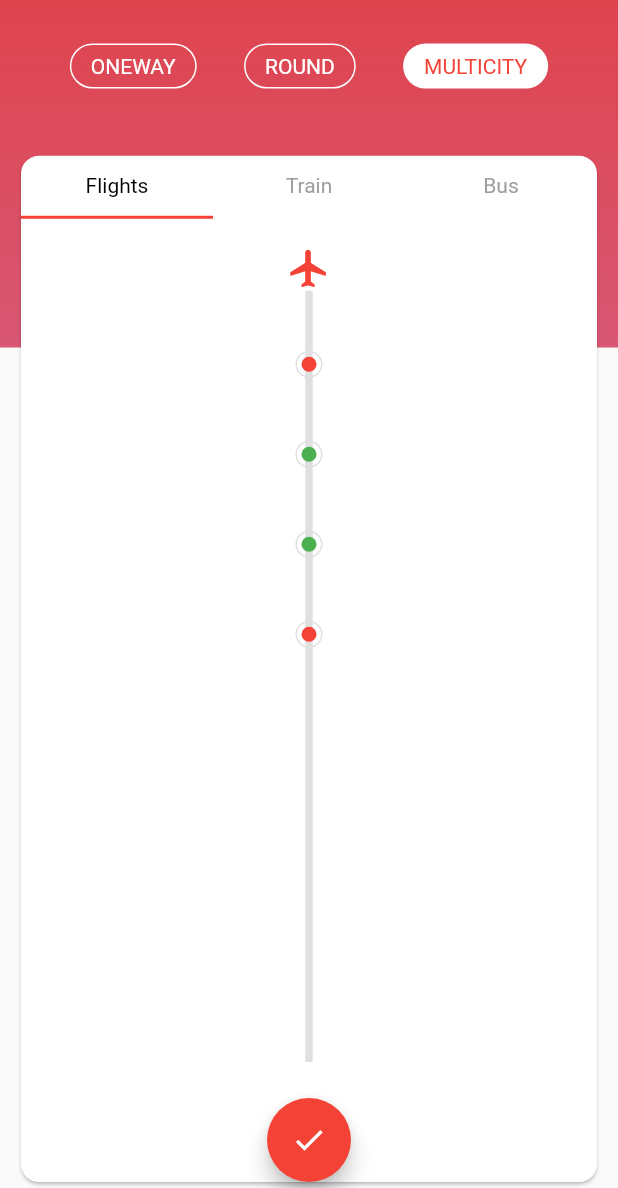
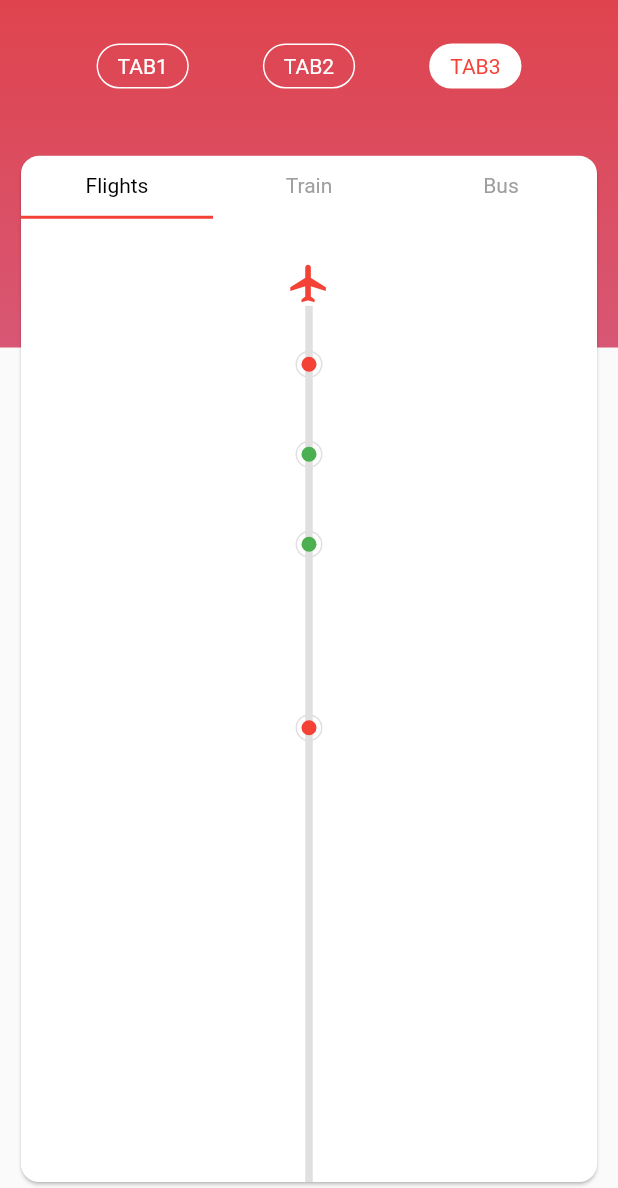
Before and after one commit to nikiforosper/flutter_challenges, a Flutter app: the MainFlightApp screen opened directly, after a tap on the "multiline chart" icon, on a phone screen of 412 x 824 dp, the part 48-1236 px from its top. Run offline on Flutter 3.47's test engine with Material 2 defaults, Android fonts, the phone set to English and light mode, and no system bars; our stand-ins replace flutter_map, latlong2.

Commit message:
initialize flight app and android 12

```diff
--- a/lib/flight_app/main_flight_app.dart
+++ b/lib/flight_app/main_flight_app.dart
@@ -64,13 +64,13 @@ class _MainFlightAppState extends State<MainFlightApp> {
                         mainAxisAlignment: MainAxisAlignment.spaceEvenly,
                         children: const [
                           HeaderButton(
-                            title: "OneWay",
+                            title: "Tab1",
                           ),
                           HeaderButton(
-                            title: "Round",
+                            title: "Tab2",
                           ),
                           HeaderButton(
-                            title: "Multicity",
+                            title: "Tab3",
                             isSelected: true,
                           ),
                         ],
--- a/lib/flight_app/widgets/timeline/flight_timeline.dart
+++ b/lib/flight_app/widgets/timeline/flight_timeline.dart
@@ -1,9 +1,11 @@
 import 'package:flutter/material.dart';
+import 'package:flutter_application_1/flight_app/flights_routes.dart';
 import 'package:flutter_application_1/flight_app/widgets/timeline/aircraft_airline.dart';
 import 'package:flutter_application_1/flight_app/widgets/timeline/timeline_dot.dart';
 
 const airplaneSize = 30.0;
 const dotSize = 18.0;
+const cardAnimationDuration = 100;
 
 class FlutterTimeline extends StatefulWidget {
   const FlutterTimeline({Key? key, required this.onTap}) : super(key: key);
@@ -15,53 +17,112 @@ class FlutterTimeline extends StatefulWidget {
 
 class _FlutterTimelineState extends State<FlutterTimeline> {
   bool animated = false;
+  bool animateCards = false;
+  bool animateFab = false;
+  @override
+  void initState() {
+    super.initState();
+    WidgetsBinding.instance!.addPostFrameCallback((timeStamp) {
+      initAnimation();
+    });
+  }
+
+  void initAnimation() async {
+    setState(() {
+      animated = !animated;
+    });
+    await Future.delayed(const Duration(milliseconds: 1200));
+    setState(() {
+      animateCards = true;
+    });
+    await Future.delayed(const Duration(milliseconds: 500));
+    setState(() {
+      animateFab = true;
+    });
+  }
+
+  void _onRoutesPressed() {
+    Navigator.of(context).push(
+      PageRouteBuilder(
+        pageBuilder: (_, animation, ___) {
+          return FadeTransition(
+            opacity: animation,
+            child: const FlightRoutes(),
+          );
+        },
+      ),
+    );
+  }
+
   @override
   Widget build(BuildContext context) {
     return LayoutBuilder(builder: (context, constraints) {
       final centerDot = constraints.maxWidth / 2 - dotSize / 2;
       return Stack(
         children: [
-          Positioned(
+          AnimatedPositioned(
+            duration: const Duration(milliseconds: 400),
             left: constraints.maxWidth / 2 - airplaneSize / 2,
-            top: 10,
-            bottom: 80.0,
+            top: animated ? 20 : constraints.maxHeight - airplaneSize - 10,
+            bottom: 0.0,
             child: const AircraftAndLine(),
           ),
-          Positioned(
+          AnimatedPositioned(
+            duration: const Duration(milliseconds: 600),
             left: centerDot,
-            top: 80,
-            child: const TimelineDot(
+            top: animated ? 80.0 : constraints.maxHeight,
+            child: TimelineDot(
                 isSelected: true,
+                displayCard: animateCards,
+                delay: const Duration(milliseconds: cardAnimationDuration)),
+          ),
+          AnimatedPositioned(
+            duration: const Duration(milliseconds: 800),
+            top: animated ? 140 : constraints.maxHeight,
+            right: centerDot,
+            child: TimelineDot(
+              left: true,
+              displayCard: animateCards,
+              delay: const Duration(milliseconds: cardAnimationDuration * 2),
             ),
           ),
-          Positioned(
+          AnimatedPositioned(
+            duration: const Duration(milliseconds: 1000),
+            top: animated ? 200 : constraints.maxHeight,
             left: centerDot,
-            top: 140,
-            child: const TimelineDot(),
-          ),
-          Positioned(
-            left: centerDot,
-            top: 200,
-            child: const TimelineDot(),
-          ),
-          Positioned(
-            left: centerDot,
-            top: 260,
-            child: const TimelineDot(
-              isSelected: true,
+            child: TimelineDot(
+              displayCard: animateCards,
+              delay: const Duration(milliseconds: cardAnimationDuration * 3),
             ),
           ),
+          AnimatedPositioned(
+            duration: const Duration(milliseconds: 1200),
+            top: animated ? 260 : constraints.maxHeight,
+            right: centerDot,
+            child: TimelineDot(
+              isSelected: true,
+              left: true,
+              displayCard: animateCards,
+              delay: const Duration(milliseconds: cardAnimationDuration * 4),
+            ),
+          ),
+          if (animateFab)
             Align(
               alignment: Alignment.bottomCenter,
+              child: TweenAnimationBuilder<double>(
+                  tween: Tween(begin: 0.0, end: 1.0),
+                  duration: const Duration(milliseconds: 500),
                   child: FloatingActionButton(
                     backgroundColor: Colors.red,
                     child: const Icon(Icons.check),
-              onPressed: () {
-                setState(() {
-                  animated = true;
-                });
-              },
+                    onPressed: _onRoutesPressed,
                   ),
+                  builder: (context, value, child) {
+                    return Transform.scale(
+                      scale: value,
+                      child: child!,
+                    );
+                  }),
             ),
         ],
       );
--- a/lib/flight_app/widgets/timeline/timeline_dot.dart
+++ b/lib/flight_app/widgets/timeline/timeline_dot.dart
@@ -1,16 +1,74 @@
 import 'package:flutter/material.dart';
 import 'package:flutter_application_1/flight_app/widgets/timeline/flight_timeline.dart';
 
-class TimelineDot extends StatelessWidget {
+class TimelineDot extends StatefulWidget {
   const TimelineDot({
     Key? key,
     this.isSelected = false,
+    this.displayCard = false,
+    this.left = false,
+    required this.delay,
   }) : super(key: key);
   final bool isSelected;
+  final bool displayCard;
+  final bool left;
+  final Duration delay;
+
+  @override
+  State<TimelineDot> createState() => _TimelineDotState();
+}
+
+class _TimelineDotState extends State<TimelineDot> {
+  bool animated = false;
+
+  void _animatedWithDelay() async {
+    if (widget.displayCard) {
+      await Future.delayed(widget.delay);
+      setState(() {
+        animated = true;
+      });
+    }
+  }
+
+  @override
+  void didUpdateWidget(covariant TimelineDot oldWidget) {
+    _animatedWithDelay();
+    super.didUpdateWidget(oldWidget);
+  }
+
+  Widget _buildCard() => TweenAnimationBuilder<double>(
+        duration: const Duration(milliseconds: cardAnimationDuration),
+        tween: Tween(begin: 0.0, end: 1.0),
+        child: Container(
+          color: Colors.grey[200],
+          child: const Padding(
+            padding: EdgeInsets.all(20.0),
+            child: Text("SKG + ATH"),
+          ),
+        ),
+        builder: (context, value, child) {
+          return Transform.scale(
+            scale: value,
+            alignment:
+                widget.left ? Alignment.centerRight : Alignment.centerLeft,
+            child: child!,
+          );
+        },
+      );
 
   @override
   Widget build(BuildContext context) {
-    return Container(
+    return Row(
+      children: [
+        if (animated && widget.left) ...[
+          _buildCard(),
+          Container(
+            width: 10,
+            height: 1,
+            color: Colors.grey[400],
+          ),
+        ],
+        Container(
           height: dotSize,
           width: dotSize,
           decoration: BoxDecoration(
@@ -22,9 +80,19 @@ class TimelineDot extends StatelessWidget {
           child: Padding(
             padding: const EdgeInsets.all(3.0),
             child: CircleAvatar(
-          backgroundColor: isSelected ? Colors.red : Colors.green,
+              backgroundColor: widget.isSelected ? Colors.red : Colors.green,
             ),
           ),
+        ),
+        if (animated && !widget.left) ...[
+          Container(
+            width: 10,
+            height: 1,
+            color: Colors.grey[400],
+          ),
+          _buildCard(),
+        ],
+      ],
     );
   }
 }
```
Also changed, not shown: lib/flight_app/flights_routes.dart (added, +61 -0 lines), lib/flight_app/widgets/route_item.dart (added, +89 -0 lines), 4 other files. Lines whose indentation alone changed are shown as unchanged.
